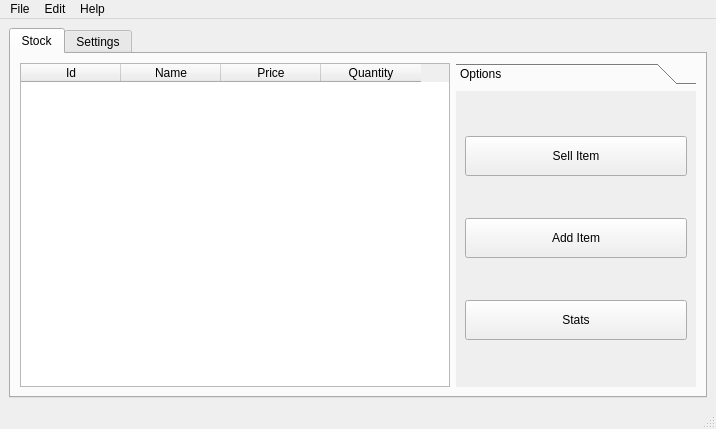
Qt form src/stock_manager.ui (krivahtoo/stockmanager) before a commit.
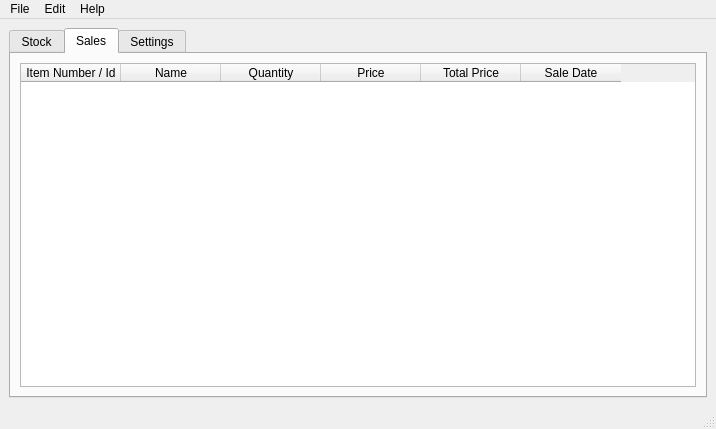
The same form after that commit. The open tabs and pages were chosen to show the change. Icons and pictures are not drawn.

Commit message:
Fixed: stock table
Added resource file

What changed in the file:
```diff
--- a/src/stock_manager.ui
+++ b/src/stock_manager.ui
@@ -81,7 +81,7 @@
              <x>0</x>
              <y>0</y>
              <width>240</width>
-             <height>297</height>
+             <height>269</height>
             </rect>
            </property>
            <attribute name="label">
@@ -93,14 +93,14 @@
               <property name="maximumSize">
                <size>
                 <width>16777215</width>
-                <height>40</height>
+                <height>50</height>
                </size>
               </property>
               <property name="statusTip">
                <string>Record sold items</string>
               </property>
               <property name="text">
-               <string>Sell Item</string>
+               <string>Sell Items</string>
               </property>
              </widget>
             </item>
@@ -132,12 +132,65 @@
                <string>Display sales statistics</string>
               </property>
               <property name="text">
-               <string>Stats</string>
+               <string>Refresh</string>
+              </property>
+             </widget>
+            </item>
+            <item>
+             <widget class="QLabel" name="label">
+              <property name="text">
+               <string>&lt;html&gt;&lt;head/&gt;&lt;body&gt;&lt;p&gt;Stock: 244&lt;/p&gt;&lt;p&gt;Sales Today: 23 for Ksh. 2,244&lt;/p&gt;&lt;p&gt;&lt;span style=&quot; font-weight:600;&quot;&gt;Items Out of Stock:&lt;/span&gt;&lt;/p&gt;&lt;p&gt;1. Milk&lt;br/&gt;2. TipTop&lt;br/&gt;3. Oreo&lt;/p&gt;&lt;/body&gt;&lt;/html&gt;</string>
               </property>
              </widget>
             </item>
            </layout>
           </widget>
+          <widget class="QWidget" name="page_2">
+           <attribute name="label">
+            <string>Stats</string>
+           </attribute>
+          </widget>
+         </widget>
+        </item>
+       </layout>
+      </widget>
+      <widget class="QWidget" name="tabSales">
+       <attribute name="title">
+        <string>Sales</string>
+       </attribute>
+       <layout class="QHBoxLayout" name="horizontalLayout_2">
+        <item>
+         <widget class="QTableWidget" name="tableWidget">
+          <column>
+           <property name="text">
+            <string>Item Number / Id</string>
+           </property>
+          </column>
+          <column>
+           <property name="text">
+            <string>Name</string>
+           </property>
+          </column>
+          <column>
+           <property name="text">
+            <string>Quantity</string>
+           </property>
+          </column>
+          <column>
+           <property name="text">
+            <string>Price</string>
+           </property>
+          </column>
+          <column>
+           <property name="text">
+            <string>Total Price</string>
+           </property>
+          </column>
+          <column>
+           <property name="text">
+            <string>Sale Date</string>
+           </property>
+          </column>
          </widget>
         </item>
        </layout>
```
Left out of the diff: 53 changed lines with no effect on the pictures. The commit also changes 8 other files.
